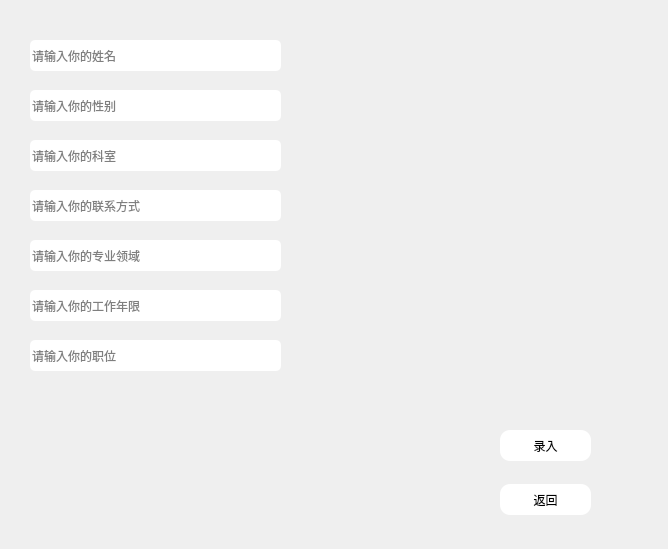
Before: the Qt Designer form demo1/doc_edit.ui in KeviaWang/work, drawn with Qt 5.
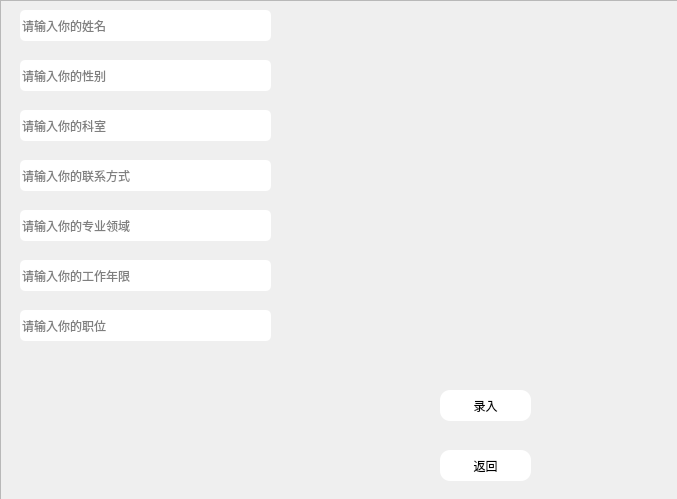
After: the same form once the commit is applied. Icons and pictures are not drawn.

```diff
--- a/demo1/doc_edit.ui
+++ b/demo1/doc_edit.ui
@@ -6,8 +6,8 @@
    <rect>
     <x>0</x>
     <y>0</y>
-    <width>668</width>
-    <height>549</height>
+    <width>677</width>
+    <height>499</height>
    </rect>
   </property>
   <property name="windowTitle">
@@ -16,11 +16,47 @@
   <property name="styleSheet">
    <string notr="true">#doc_edit{border-image: url(:/back/蓝色渐变.jpg);}</string>
   </property>
+  <widget class="QFrame" name="frame">
+   <property name="geometry">
+    <rect>
+     <x>0</x>
+     <y>0</y>
+     <width>681</width>
+     <height>501</height>
+    </rect>
+   </property>
+   <property name="styleSheet">
+    <string notr="true">#frame{border-image: url(:/new/prefix1/back/登录.png);}</string>
+   </property>
+   <property name="frameShape">
+    <enum>QFrame::StyledPanel</enum>
+   </property>
+   <property name="frameShadow">
+    <enum>QFrame::Raised</enum>
+   </property>
+   <widget class="QPushButton" name="pushButton_2">
+    <property name="geometry">
+     <rect>
+      <x>440</x>
+      <y>390</y>
+      <width>91</width>
+      <height>31</height>
+     </rect>
+    </property>
+    <property name="styleSheet">
+     <string notr="true">#pushButton_2{border-radius:10px;}
+#pushButton_2{background-color: rgb(255, 255, 255);}
+</string>
+    </property>
+    <property name="text">
+     <string>录入</string>
+    </property>
+   </widget>
   <widget class="QPushButton" name="pushButton">
    <property name="geometry">
     <rect>
-     <x>500</x>
-     <y>484</y>
+      <x>440</x>
+      <y>450</y>
      <width>91</width>
      <height>31</height>
     </rect>
@@ -34,29 +70,47 @@
     <string>返回</string>
    </property>
   </widget>
-  <widget class="QLineEdit" name="nameEdit">
+   <widget class="QLineEdit" name="positionEdit">
    <property name="geometry">
     <rect>
-     <x>30</x>
-     <y>40</y>
+      <x>20</x>
+      <y>310</y>
      <width>251</width>
      <height>31</height>
     </rect>
    </property>
    <property name="styleSheet">
-    <string notr="true">#nameEdit{border-radius:5px;}
-#nameEdit{background-color: rgb(255, 255, 255);}
+     <string notr="true">#positionEdit{border-radius:5px;}
+#positionEdit{background-color: rgb(255, 255, 255);}
 </string>
    </property>
    <property name="placeholderText">
-    <string>请输入你的姓名</string>
+     <string>请输入你的职位</string>
+    </property>
+   </widget>
+   <widget class="QLineEdit" name="yearEdit">
+    <property name="geometry">
+     <rect>
+      <x>20</x>
+      <y>260</y>
+      <width>251</width>
+      <height>31</height>
+     </rect>
+    </property>
+    <property name="styleSheet">
+     <string notr="true">#yearEdit{border-radius:5px;}
+#yearEdit{background-color: rgb(255, 255, 255);}
+</string>
+    </property>
+    <property name="placeholderText">
+     <string>请输入你的工作年限</string>
    </property>
   </widget>
   <widget class="QLineEdit" name="genderEdit">
    <property name="geometry">
     <rect>
-     <x>30</x>
-     <y>90</y>
+      <x>20</x>
+      <y>60</y>
      <width>251</width>
      <height>31</height>
     </rect>
@@ -70,11 +124,29 @@
     <string>请输入你的性别</string>
    </property>
   </widget>
+   <widget class="QLineEdit" name="majorEdit">
+    <property name="geometry">
+     <rect>
+      <x>20</x>
+      <y>210</y>
+      <width>251</width>
+      <height>31</height>
+     </rect>
+    </property>
+    <property name="styleSheet">
+     <string notr="true">#majorEdit{border-radius:5px;}
+#majorEdit{background-color: rgb(255, 255, 255);}
+</string>
+    </property>
+    <property name="placeholderText">
+     <string>请输入你的专业领域</string>
+    </property>
+   </widget>
   <widget class="QLineEdit" name="roomEdit">
    <property name="geometry">
     <rect>
-     <x>30</x>
-     <y>140</y>
+      <x>20</x>
+      <y>110</y>
      <width>251</width>
      <height>31</height>
     </rect>
@@ -88,11 +160,29 @@
     <string>请输入你的科室</string>
    </property>
   </widget>
+   <widget class="QLineEdit" name="nameEdit">
+    <property name="geometry">
+     <rect>
+      <x>20</x>
+      <y>10</y>
+      <width>251</width>
+      <height>31</height>
+     </rect>
+    </property>
+    <property name="styleSheet">
+     <string notr="true">#nameEdit{border-radius:5px;}
+#nameEdit{background-color: rgb(255, 255, 255);}
+</string>
+    </property>
+    <property name="placeholderText">
+     <string>请输入你的姓名</string>
+    </property>
+   </widget>
   <widget class="QLineEdit" name="contactEdit">
    <property name="geometry">
     <rect>
-     <x>30</x>
-     <y>190</y>
+      <x>20</x>
+      <y>160</y>
      <width>251</width>
      <height>31</height>
     </rect>
@@ -106,77 +196,6 @@
     <string>请输入你的联系方式</string>
    </property>
   </widget>
-  <widget class="QLineEdit" name="majorEdit">
-   <property name="geometry">
-    <rect>
-     <x>30</x>
-     <y>240</y>
-     <width>251</width>
-     <height>31</height>
-    </rect>
-   </property>
-   <property name="styleSheet">
-    <string notr="true">#majorEdit{border-radius:5px;}
-#majorEdit{background-color: rgb(255, 255, 255);}
-</string>
-   </property>
-   <property name="placeholderText">
-    <string>请输入你的专业领域</string>
-   </property>
-  </widget>
-  <widget class="QLineEdit" name="yearEdit">
-   <property name="geometry">
-    <rect>
-     <x>30</x>
-     <y>290</y>
-     <width>251</width>
-     <height>31</height>
-    </rect>
-   </property>
-   <property name="styleSheet">
-    <string notr="true">#yearEdit{border-radius:5px;}
-#yearEdit{background-color: rgb(255, 255, 255);}
-</string>
-   </property>
-   <property name="placeholderText">
-    <string>请输入你的工作年限</string>
-   </property>
-  </widget>
-  <widget class="QLineEdit" name="positionEdit">
-   <property name="geometry">
-    <rect>
-     <x>30</x>
-     <y>340</y>
-     <width>251</width>
-     <height>31</height>
-    </rect>
-   </property>
-   <property name="styleSheet">
-    <string notr="true">#positionEdit{border-radius:5px;}
-#positionEdit{background-color: rgb(255, 255, 255);}
-</string>
-   </property>
-   <property name="placeholderText">
-    <string>请输入你的职位</string>
-   </property>
-  </widget>
-  <widget class="QPushButton" name="pushButton_2">
-   <property name="geometry">
-    <rect>
-     <x>500</x>
-     <y>430</y>
-     <width>91</width>
-     <height>31</height>
-    </rect>
-   </property>
-   <property name="styleSheet">
-    <string notr="true">#pushButton_2{border-radius:10px;}
-#pushButton_2{background-color: rgb(255, 255, 255);}
-</string>
-   </property>
-   <property name="text">
-    <string>录入</string>
-   </property>
   </widget>
  </widget>
  <resources/>
```
Left out of the diff: 2 changed lines with no effect on the pictures. Lines whose indentation alone changed are shown as unchanged.
